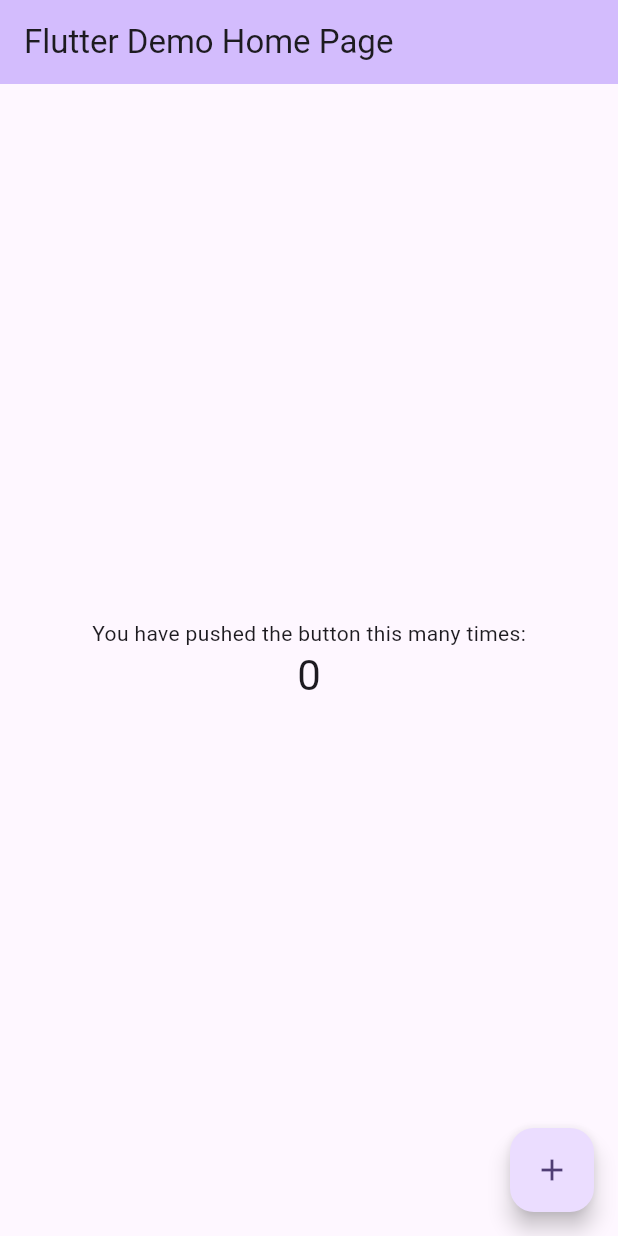
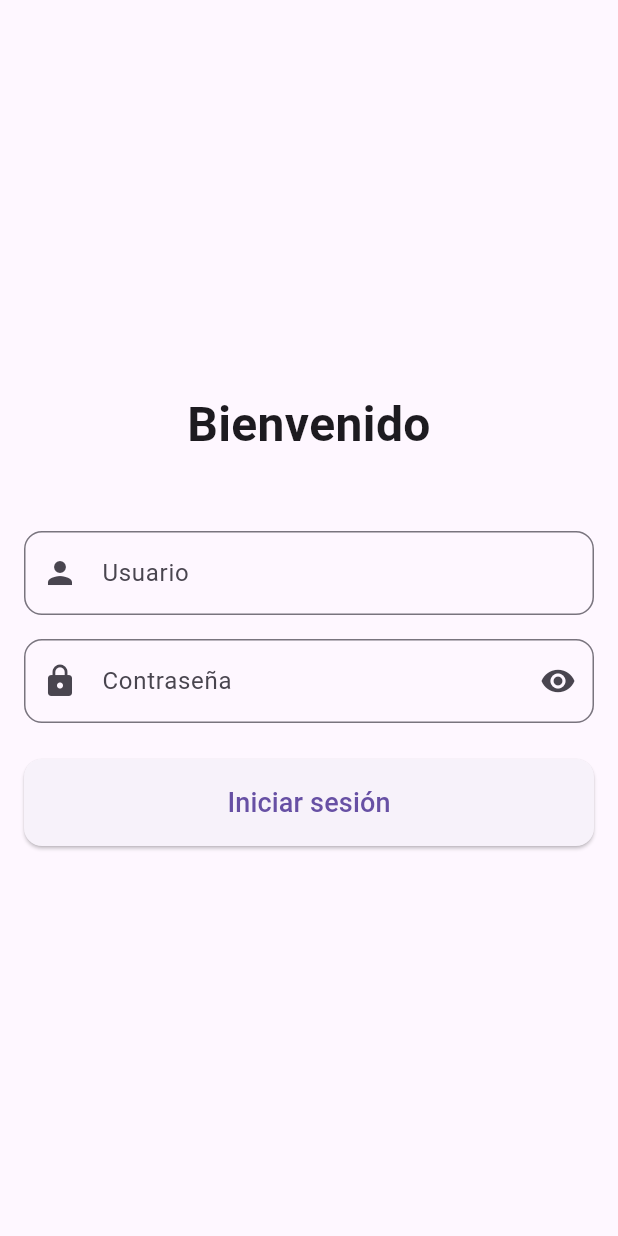
Before and after one commit to LeizarM/billing, a Flutter app: the screen it shows after launch, on a phone screen of 412 x 824 dp. Run offline on Flutter 3.47's test engine with Material 3 defaults, Android fonts, the phone set to English and light mode, and no system bars; our stand-ins replace dio, shared_preferences, sqflite; accounts and stored records are empty.

Commit message:
adding more screens and sqlflite

```diff
--- a/lib/main.dart
+++ b/lib/main.dart
@@ -1,125 +1,35 @@
+import 'package:billing/infrastructure/persistence/database_helper.dart';
+import 'package:billing/presentation/dashboard/dashboard_screen.dart';
 import 'package:flutter/material.dart';
+import 'presentation/auth/login_screen.dart';
+void main() async {
 
-void main() {
+   WidgetsFlutterBinding.ensureInitialized();
+  await DatabaseHelper.instance.database;
   runApp(const MyApp());
 }
 
 class MyApp extends StatelessWidget {
+
   const MyApp({super.key});
 
   // This widget is the root of your application.
   @override
   Widget build(BuildContext context) {
+
     return MaterialApp(
-      title: 'Flutter Demo',
+      title: 'Bosque Movil',
+      debugShowCheckedModeBanner: false,
       theme: ThemeData(
-        // This is the theme of your application.
-        //
-        // TRY THIS: Try running your application with "flutter run". You'll see
-        // the application has a purple toolbar. Then, without quitting the app,
-        // try changing the seedColor in the colorScheme below to Colors.green
-        // and then invoke "hot reload" (save your changes or press the "hot
-        // reload" button in a Flutter-supported IDE, or press "r" if you used
-        // the command line to start the app).
-        //
-        // Notice that the counter didn't reset back to zero; the application
-        // state is not lost during the reload. To reset the state, use hot
-        // restart instead.
-        //
-        // This works for code too, not just values: Most code changes can be
-        // tested with just a hot reload.
-        colorScheme: ColorScheme.fromSeed(seedColor: Colors.deepPurple),
-        useMaterial3: true,
+        primarySwatch: Colors.blue,
+        visualDensity: VisualDensity.adaptivePlatformDensity,
       ),
-      home: const MyHomePage(title: 'Flutter Demo Home Page'),
+      initialRoute: '/login',
+      routes: {
+        '/login': (context) => LoginScreen(),
+        '/dashboard': (context) => DashboardScreen(),
+      },
     );
+
   }
 }
-
-class MyHomePage extends StatefulWidget {
-  const MyHomePage({super.key, required this.title});
-
-  // This widget is the home page of your application. It is stateful, meaning
-  // that it has a State object (defined below) that contains fields that affect
-  // how it looks.
-
-  // This class is the configuration for the state. It holds the values (in this
-  // case the title) provided by the parent (in this case the App widget) and
-  // used by the build method of the State. Fields in a Widget subclass are
-  // always marked "final".
-
-  final String title;
-
-  @override
-  State<MyHomePage> createState() => _MyHomePageState();
-}
-
-class _MyHomePageState extends State<MyHomePage> {
-  int _counter = 0;
-
-  void _incrementCounter() {
-    setState(() {
-      // This call to setState tells the Flutter framework that something has
-      // changed in this State, which causes it to rerun the build method below
-      // so that the display can reflect the updated values. If we changed
-      // _counter without calling setState(), then the build method would not be
-      // called again, and so nothing would appear to happen.
-      _counter++;
-    });
-  }
-
-  @override
-  Widget build(BuildContext context) {
-    // This method is rerun every time setState is called, for instance as done
-    // by the _incrementCounter method above.
-    //
-    // The Flutter framework has been optimized to make rerunning build methods
-    // fast, so that you can just rebuild anything that needs updating rather
-    // than having to individually change instances of widgets.
-    return Scaffold(
-      appBar: AppBar(
-        // TRY THIS: Try changing the color here to a specific color (to
-        // Colors.amber, perhaps?) and trigger a hot reload to see the AppBar
-        // change color while the other colors stay the same.
-        backgroundColor: Theme.of(context).colorScheme.inversePrimary,
-        // Here we take the value from the MyHomePage object that was created by
-        // the App.build method, and use it to set our appbar title.
-        title: Text(widget.title),
-      ),
-      body: Center(
-        // Center is a layout widget. It takes a single child and positions it
-        // in the middle of the parent.
-        child: Column(
-          // Column is also a layout widget. It takes a list of children and
-          // arranges them vertically. By default, it sizes itself to fit its
-          // children horizontally, and tries to be as tall as its parent.
-          //
-          // Column has various properties to control how it sizes itself and
-          // how it positions its children. Here we use mainAxisAlignment to
-          // center the children vertically; the main axis here is the vertical
-          // axis because Columns are vertical (the cross axis would be
-          // horizontal).
-          //
-          // TRY THIS: Invoke "debug painting" (choose the "Toggle Debug Paint"
-          // action in the IDE, or press "p" in the console), to see the
-          // wireframe for each widget.
-          mainAxisAlignment: MainAxisAlignment.center,
-          children: <Widget>[
-            const Text(
-              'You have pushed the button this many times:',
-            ),
-            Text(
-              '$_counter',
-              style: Theme.of(context).textTheme.headlineMedium,
-            ),
-          ],
-        ),
-      ),
-      floatingActionButton: FloatingActionButton(
-        onPressed: _incrementCounter,
-        tooltip: 'Increment',
-        child: const Icon(Icons.add),
-      ), // This trailing comma makes auto-formatting nicer for build methods.
-    );
-  }
-}
--- a/lib/presentation/auth/login_screen.dart
+++ b/lib/presentation/auth/login_screen.dart
@@ -0,0 +1,149 @@
+import 'package:flutter/material.dart';
+import '../../application/auth/auth_service.dart';
+
+class LoginScreen extends StatefulWidget {
+  @override
+  _LoginScreenState createState() => _LoginScreenState();
+}
+
+class _LoginScreenState extends State<LoginScreen> {
+
+  final _formKey = GlobalKey<FormState>();
+  final _usernameController = TextEditingController();
+  final _passwordController = TextEditingController();
+  final AuthService _authService = AuthService();
+
+  bool _obscureText = true;
+  bool _isLoading = false;
+
+  void _login() async {
+  if (_formKey.currentState!.validate()) {
+    setState(() {
+      _isLoading = true;
+    });
+    try {
+      final login = await _authService.login(
+        _usernameController.text,
+        _passwordController.text,
+      );
+      // Navegar al Dashboard después del login exitoso
+      Navigator.of(context).pushReplacementNamed('/dashboard');
+    } catch (e) {
+      ScaffoldMessenger.of(context).showSnackBar(
+       SnackBar(
+          content: Text('Login fallido: ${e.toString()}'),
+          backgroundColor: Colors.red,
+        ),
+      );
+    } finally {
+      if (mounted) {
+        setState(() {
+          _isLoading = false;
+        });
+      }
+    }
+  }
+}
+
+  @override
+  Widget build(BuildContext context) {
+    return Scaffold(
+      body: SafeArea(
+        child: Center(
+          child: SingleChildScrollView(
+            padding: const EdgeInsets.all(16.0),
+            child: Form(
+              key: _formKey,
+              child: Column(
+                mainAxisAlignment: MainAxisAlignment.center,
+                crossAxisAlignment: CrossAxisAlignment.stretch,
+                children: [
+                  const Text(
+                    'Bienvenido',
+                    style: TextStyle(
+                      fontSize: 32,
+                      fontWeight: FontWeight.bold,
+                    ),
+                    textAlign: TextAlign.center,
+                  ),
+                  const SizedBox(height: 48),
+                  TextFormField(
+                    controller: _usernameController,
+                    decoration: InputDecoration(
+                      labelText: 'Usuario',
+                      prefixIcon: const Icon(Icons.person),
+                      border: OutlineInputBorder(
+                        borderRadius: BorderRadius.circular(12),
+                      ),
+                    ),
+                    validator: (value) {
+                      if (value == null || value.isEmpty) {
+                        return 'Por favor ingrese su usuario';
+                      }
+                      return null;
+                    },
+                  ),
+                  const SizedBox(height: 16),
+                  TextFormField(
+                    controller: _passwordController,
+                    obscureText: _obscureText,
+                    decoration: InputDecoration(
+                      labelText: 'Contraseña',
+                      prefixIcon: const Icon(Icons.lock),
+                      suffixIcon: IconButton(
+                        icon: Icon(
+                          _obscureText ? Icons.visibility : Icons.visibility_off,
+                        ),
+                        onPressed: () {
+                          setState(() {
+                            _obscureText = !_obscureText;
+                          });
+                        },
+                      ),
+                      border: OutlineInputBorder(
+                        borderRadius: BorderRadius.circular(12),
+                      ),
+                    ),
+                    validator: (value) {
+                      if (value == null || value.isEmpty) {
+                        return 'Por favor ingrese su contraseña';
+                      }
+                      return null;
+                    },
+                  ),
+                  const SizedBox(height: 24),
+                  ElevatedButton(
+                    onPressed: _isLoading ? null : _login,
+                    child: Padding(
+                      padding: EdgeInsets.symmetric(vertical: 16.0),
+                      child: _isLoading
+                          ? SizedBox(
+                              width: 20,
+                              height: 20,
+                              child: CircularProgressIndicator(
+                                valueColor: AlwaysStoppedAnimation<Color>(
+                                  Theme.of(context).colorScheme.onPrimary,
+                                ),
+                                strokeWidth: 2,
+                              ),
+                            )
+                          : const Text(
+                              'Iniciar sesión',
+                              style: TextStyle(fontSize: 18),
+                            ),
+                    ),
+                    style: ElevatedButton.styleFrom(
+                      shape: RoundedRectangleBorder(
+                        borderRadius: BorderRadius.circular(12),
+                      ),
+                    ),
+                  ),
+                ],
+              ),
+            ),
+          ),
+        ),
+      ),
+    );
+  }
+}
--- a/pubspec.yaml
+++ b/pubspec.yaml
@@ -37,6 +37,7 @@ dependencies:
   sqflite: ^2.3.3+1
   path_provider: ^2.0.9
   shared_preferences: ^2.0.13
+  flutter_animate: ^4.5.0
 
 
   # The following adds the Cupertino Icons font to your application.
```
Also changed, not shown: lib/application/auth/auth_service.dart (+27 -5 lines), lib/application/auth/local_storage_service.dart (added, +28 -0 lines), lib/application/sync/sync_service.dart (+34 -11 lines), lib/infrastructure/persistence/database_helper.dart (+17 -42 lines), lib/presentation/dashboard/dashboard_screen.dart (+73 -0 lines), lib/presentation/family/family_list_screen.dart (+10 -0 lines), lib/presentation/item/item_list_screen.dart (+10 -0 lines), pubspec.lock, 1 other file.
